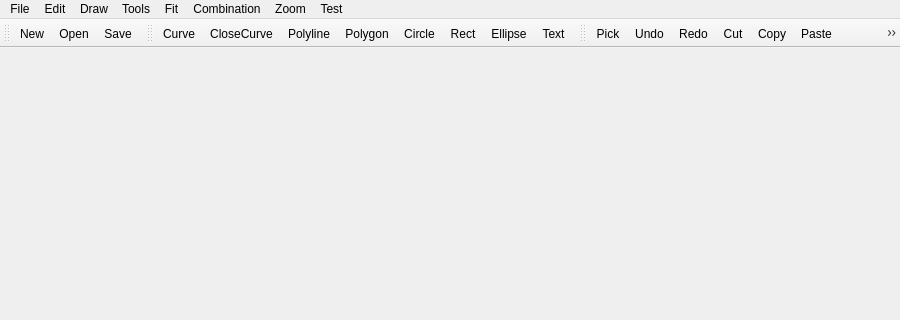
Above: mainwindow.ui from iynaur/iynaur-s-vector-drawing before the change; both pictures show x 0 to 900 and y 0 to 320 of the 900 by 600 pixel window. Below: the same form after it.
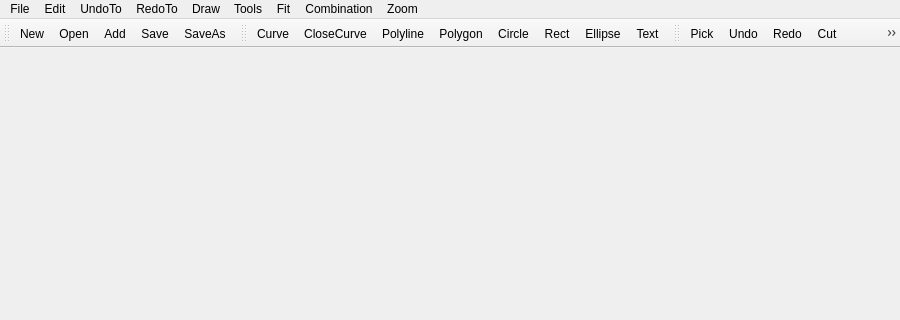
That is the form after the change. Icons and pictures are not drawn.

```diff
--- a/mainwindow.ui
+++ b/mainwindow.ui
@@ -75,6 +75,18 @@
     <addaction name="actionZoomOut"/>
     <addaction name="actionZoomOne"/>
    </widget>
+   <widget class="QMenu" name="menuUndoTo">
+    <property name="title">
+     <string>UndoTo</string>
+    </property>
+    <addaction name="actionNone"/>
+   </widget>
+   <widget class="QMenu" name="menuRedoTo">
+    <property name="title">
+     <string>RedoTo</string>
+    </property>
+    <addaction name="actionNone_2"/>
+   </widget>
    <widget class="QMenu" name="menuEdit">
     <property name="title">
      <string>Edit</string>
@@ -88,20 +100,15 @@
     <addaction name="actionUndo"/>
     <addaction name="actionRedo"/>
    </widget>
-   <widget class="QMenu" name="menuTest">
-    <property name="title">
-     <string>Test</string>
-    </property>
-    <addaction name="actionTest"/>
-   </widget>
    <addaction name="menuFile"/>
    <addaction name="menuEdit"/>
+   <addaction name="menuUndoTo"/>
+   <addaction name="menuRedoTo"/>
    <addaction name="menuDraw"/>
    <addaction name="menuPick"/>
    <addaction name="menuFix"/>
    <addaction name="menuCombination"/>
    <addaction name="menuZoom"/>
-   <addaction name="menuTest"/>
   </widget>
   <widget class="QToolBar" name="toolBar_0">
    <property name="windowTitle">
@@ -115,7 +122,9 @@
    </attribute>
    <addaction name="actionNew"/>
    <addaction name="actionOpen"/>
+   <addaction name="actionAdd"/>
    <addaction name="actionSave"/>
+   <addaction name="actionSaveAs"/>
   </widget>
   <widget class="QToolBar" name="toolBar_1">
    <property name="windowTitle">
@@ -158,6 +167,7 @@
    <addaction name="actionPaste"/>
    <addaction name="actionMoveToTop"/>
    <addaction name="actionMoveToBottom"/>
+   <addaction name="actionFixcanvas"/>
    <addaction name="actionExpand"/>
    <addaction name="actionZoomIn"/>
    <addaction name="actionZoomOut"/>
@@ -469,6 +479,25 @@
     <string>Redo</string>
    </property>
   </action>
+  <action name="actionNone">
+   <property name="text">
+    <string>None</string>
+   </property>
+  </action>
+  <action name="actionNone_2">
+   <property name="text">
+    <string>None</string>
+   </property>
+  </action>
+  <action name="actionSaveAs">
+   <property name="icon">
+    <iconset resource="res.qrc">
+     <normaloff>:/image/save_all_download-512.png</normaloff>:/image/save_all_download-512.png</iconset>
+   </property>
+   <property name="text">
+    <string>SaveAs</string>
+   </property>
+  </action>
  </widget>
  <layoutdefault spacing="6" margin="11"/>
  <resources>
```
Left out of the diff: 22 changed lines with no effect on the pictures.
